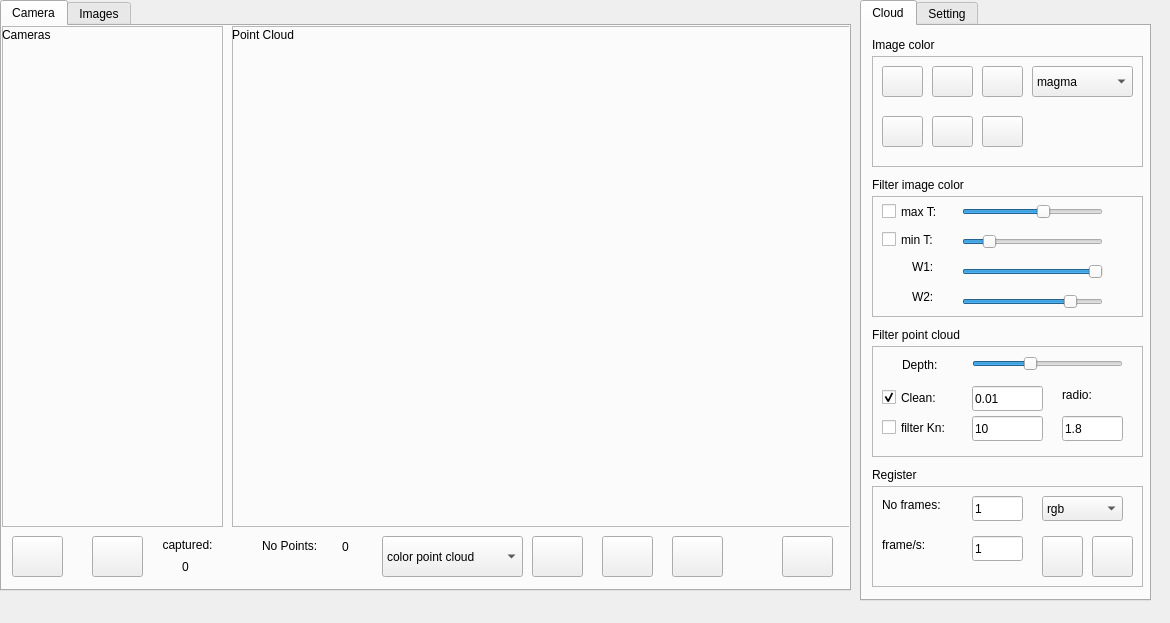
Jjat00/Deptherm-Inspection, file src/modules/InspectionAnalyzer/src/views/InspectionAnalyzer.ui: the form before one commit.
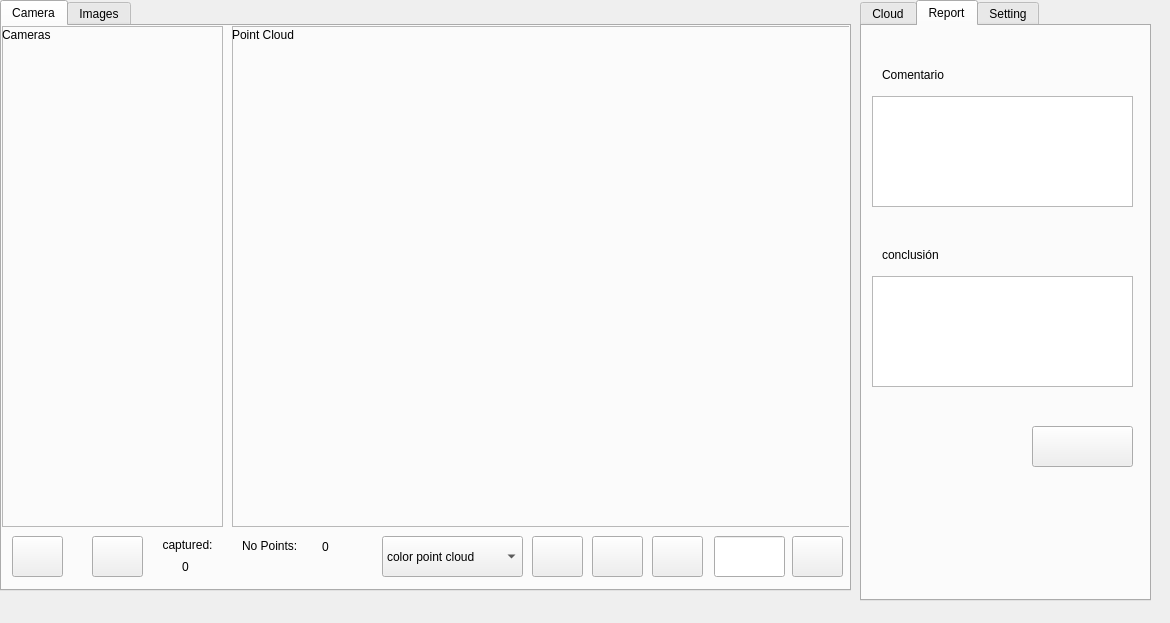
The form after the commit. The open tabs and pages were chosen to show the change.

Patch:
```diff
--- a/src/modules/InspectionAnalyzer/src/views/InspectionAnalyzer.ui
+++ b/src/modules/InspectionAnalyzer/src/views/InspectionAnalyzer.ui
@@ -32,7 +32,7 @@
     <widget class="QPushButton" name="buttonClean">
      <property name="geometry">
       <rect>
-       <x>670</x>
+       <x>650</x>
        <y>510</y>
        <width>51</width>
        <height>41</height>
@@ -184,7 +184,7 @@
     <widget class="QPushButton" name="buttonSavePointCloud">
      <property name="geometry">
       <rect>
-       <x>600</x>
+       <x>590</x>
        <y>510</y>
        <width>51</width>
        <height>41</height>
@@ -197,7 +197,7 @@
     <widget class="QLabel" name="label_13">
      <property name="geometry">
       <rect>
-       <x>260</x>
+       <x>240</x>
        <y>510</y>
        <width>71</width>
        <height>20</height>
@@ -210,9 +210,9 @@
     <widget class="QLabel" name="labelNpoints">
      <property name="geometry">
       <rect>
-       <x>340</x>
+       <x>320</x>
        <y>510</y>
-       <width>31</width>
+       <width>51</width>
        <height>21</height>
       </rect>
      </property>
@@ -255,7 +255,7 @@
     <widget class="QPushButton" name="buttonUpload">
      <property name="geometry">
       <rect>
-       <x>780</x>
+       <x>790</x>
        <y>510</y>
        <width>51</width>
        <height>41</height>
@@ -265,6 +265,16 @@
       <string/>
      </property>
     </widget>
+    <widget class="QLineEdit" name="lineEditIDCloud">
+     <property name="geometry">
+      <rect>
+       <x>712</x>
+       <y>510</y>
+       <width>71</width>
+       <height>41</height>
+      </rect>
+     </property>
+    </widget>
    </widget>
    <widget class="QWidget" name="tab_2">
     <attribute name="title">
@@ -1200,6 +1210,70 @@
      </property>
     </widget>
    </widget>
+   <widget class="QWidget" name="tab_5">
+    <attribute name="title">
+     <string>Report</string>
+    </attribute>
+    <widget class="QTextEdit" name="textEdit">
+     <property name="geometry">
+      <rect>
+       <x>10</x>
+       <y>70</y>
+       <width>261</width>
+       <height>111</height>
+      </rect>
+     </property>
+    </widget>
+    <widget class="QLabel" name="label_23">
+     <property name="geometry">
+      <rect>
+       <x>20</x>
+       <y>40</y>
+       <width>131</width>
+       <height>17</height>
+      </rect>
+     </property>
+     <property name="text">
+      <string>Comentario</string>
+     </property>
+    </widget>
+    <widget class="QTextEdit" name="textEdit_2">
+     <property name="geometry">
+      <rect>
+       <x>10</x>
+       <y>250</y>
+       <width>261</width>
+       <height>111</height>
+      </rect>
+     </property>
+    </widget>
+    <widget class="QLabel" name="label_24">
+     <property name="geometry">
+      <rect>
+       <x>20</x>
+       <y>220</y>
+       <width>131</width>
+       <height>17</height>
+      </rect>
+     </property>
+     <property name="text">
+      <string>conclusión</string>
+     </property>
+    </widget>
+    <widget class="QPushButton" name="pushButton">
+     <property name="geometry">
+      <rect>
+       <x>170</x>
+       <y>400</y>
+       <width>101</width>
+       <height>41</height>
+      </rect>
+     </property>
+     <property name="text">
+      <string/>
+     </property>
+    </widget>
+   </widget>
    <widget class="QWidget" name="tab_4">
     <attribute name="title">
      <string>Setting</string>
```
